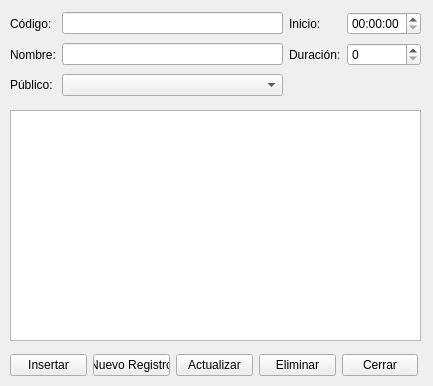
Before: the Qt Designer form vista/ui/espectaculo - copia.ui in daeran84/Acuario, drawn with Qt 5.
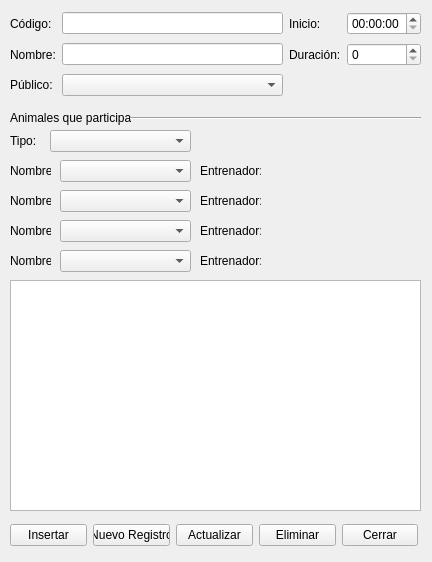
After: the same form once the commit is applied.

Commit message:
Ventana Espectaculo
trabajo con la entrada de los animales

Patch:
```diff
--- a/vista/ui/espectaculo - copia.ui
+++ b/vista/ui/espectaculo - copia.ui
@@ -6,8 +6,8 @@
    <rect>
     <x>0</x>
     <y>0</y>
-    <width>433</width>
-    <height>386</height>
+    <width>432</width>
+    <height>562</height>
    </rect>
   </property>
   <property name="windowTitle">
@@ -17,7 +17,7 @@
    <property name="geometry">
     <rect>
      <x>10</x>
-     <y>110</y>
+     <y>280</y>
      <width>411</width>
      <height>231</height>
     </rect>
@@ -27,7 +27,7 @@
    <property name="geometry">
     <rect>
      <x>10</x>
-     <y>350</y>
+     <y>520</y>
      <width>408</width>
      <height>31</height>
     </rect>
@@ -173,6 +173,266 @@
     </item>
    </layout>
   </widget>
+  <widget class="QLabel" name="label_6">
+   <property name="geometry">
+    <rect>
+     <x>10</x>
+     <y>110</y>
+     <width>121</width>
+     <height>16</height>
+    </rect>
+   </property>
+   <property name="text">
+    <string>Animales que participan</string>
+   </property>
+  </widget>
+  <widget class="Line" name="line">
+   <property name="geometry">
+    <rect>
+     <x>130</x>
+     <y>110</y>
+     <width>291</width>
+     <height>16</height>
+    </rect>
+   </property>
+   <property name="orientation">
+    <enum>Qt::Horizontal</enum>
+   </property>
+  </widget>
+  <widget class="QComboBox" name="cbx_tipo">
+   <property name="geometry">
+    <rect>
+     <x>50</x>
+     <y>130</y>
+     <width>141</width>
+     <height>22</height>
+    </rect>
+   </property>
+   <item>
+    <property name="text">
+     <string/>
+    </property>
+   </item>
+   <item>
+    <property name="text">
+     <string>delfines</string>
+    </property>
+   </item>
+   <item>
+    <property name="text">
+     <string>lobos marinos</string>
+    </property>
+   </item>
+  </widget>
+  <widget class="QLabel" name="espect_familia">
+   <property name="geometry">
+    <rect>
+     <x>10</x>
+     <y>130</y>
+     <width>41</width>
+     <height>21</height>
+    </rect>
+   </property>
+   <property name="text">
+    <string>Tipo:</string>
+   </property>
+  </widget>
+  <widget class="QComboBox" name="cbx_animal_1">
+   <property name="geometry">
+    <rect>
+     <x>60</x>
+     <y>160</y>
+     <width>131</width>
+     <height>22</height>
+    </rect>
+   </property>
+  </widget>
+  <widget class="QLabel" name="espect_familia_2">
+   <property name="geometry">
+    <rect>
+     <x>10</x>
+     <y>160</y>
+     <width>41</width>
+     <height>21</height>
+    </rect>
+   </property>
+   <property name="text">
+    <string>Nombre:</string>
+   </property>
+  </widget>
+  <widget class="QComboBox" name="cbx_animal_2">
+   <property name="geometry">
+    <rect>
+     <x>60</x>
+     <y>190</y>
+     <width>131</width>
+     <height>22</height>
+    </rect>
+   </property>
+  </widget>
+  <widget class="QLabel" name="espect_familia_3">
+   <property name="geometry">
+    <rect>
+     <x>10</x>
+     <y>190</y>
+     <width>41</width>
+     <height>21</height>
+    </rect>
+   </property>
+   <property name="text">
+    <string>Nombre:</string>
+   </property>
+  </widget>
+  <widget class="QLabel" name="espect_familia_4">
+   <property name="geometry">
+    <rect>
+     <x>10</x>
+     <y>220</y>
+     <width>41</width>
+     <height>21</height>
+    </rect>
+   </property>
+   <property name="text">
+    <string>Nombre:</string>
+   </property>
+  </widget>
+  <widget class="QComboBox" name="cbx_animal_3">
+   <property name="geometry">
+    <rect>
+     <x>60</x>
+     <y>220</y>
+     <width>131</width>
+     <height>22</height>
+    </rect>
+   </property>
+  </widget>
+  <widget class="QComboBox" name="cbx_animal_4">
+   <property name="geometry">
+    <rect>
+     <x>60</x>
+     <y>250</y>
+     <width>131</width>
+     <height>22</height>
+    </rect>
+   </property>
+  </widget>
+  <widget class="QLabel" name="espect_familia_5">
+   <property name="geometry">
+    <rect>
+     <x>10</x>
+     <y>250</y>
+     <width>41</width>
+     <height>21</height>
+    </rect>
+   </property>
+   <property name="text">
+    <string>Nombre:</string>
+   </property>
+  </widget>
+  <widget class="QLabel" name="lb">
+   <property name="geometry">
+    <rect>
+     <x>200</x>
+     <y>160</y>
+     <width>61</width>
+     <height>21</height>
+    </rect>
+   </property>
+   <property name="text">
+    <string>Entrenador:</string>
+   </property>
+  </widget>
+  <widget class="QLabel" name="lb_entrenador_1">
+   <property name="geometry">
+    <rect>
+     <x>270</x>
+     <y>160</y>
+     <width>121</width>
+     <height>21</height>
+    </rect>
+   </property>
+   <property name="text">
+    <string/>
+   </property>
+  </widget>
+  <widget class="QLabel" name="lb_entrenador_2">
+   <property name="geometry">
+    <rect>
+     <x>270</x>
+     <y>190</y>
+     <width>121</width>
+     <height>21</height>
+    </rect>
+   </property>
+   <property name="text">
+    <string/>
+   </property>
+  </widget>
+  <widget class="QLabel" name="lb_2">
+   <property name="geometry">
+    <rect>
+     <x>200</x>
+     <y>190</y>
+     <width>61</width>
+     <height>21</height>
+    </rect>
+   </property>
+   <property name="text">
+    <string>Entrenador:</string>
+   </property>
+  </widget>
+  <widget class="QLabel" name="lb_entrenador_3">
+   <property name="geometry">
+    <rect>
+     <x>270</x>
+     <y>220</y>
+     <width>121</width>
+     <height>21</height>
+    </rect>
+   </property>
+   <property name="text">
+    <string/>
+   </property>
+  </widget>
+  <widget class="QLabel" name="lb_3">
+   <property name="geometry">
+    <rect>
+     <x>200</x>
+     <y>220</y>
+     <width>61</width>
+     <height>21</height>
+    </rect>
+   </property>
+   <property name="text">
+    <string>Entrenador:</string>
+   </property>
+  </widget>
+  <widget class="QLabel" name="lb_entrenador_4">
+   <property name="geometry">
+    <rect>
+     <x>270</x>
+     <y>250</y>
+     <width>121</width>
+     <height>21</height>
+    </rect>
+   </property>
+   <property name="text">
+    <string/>
+   </property>
+  </widget>
+  <widget class="QLabel" name="lb_4">
+   <property name="geometry">
+    <rect>
+     <x>200</x>
+     <y>250</y>
+     <width>61</width>
+     <height>21</height>
+    </rect>
+   </property>
+   <property name="text">
+    <string>Entrenador:</string>
+   </property>
+  </widget>
  </widget>
  <resources/>
  <connections/>
```
The commit also changes 8 other files.
